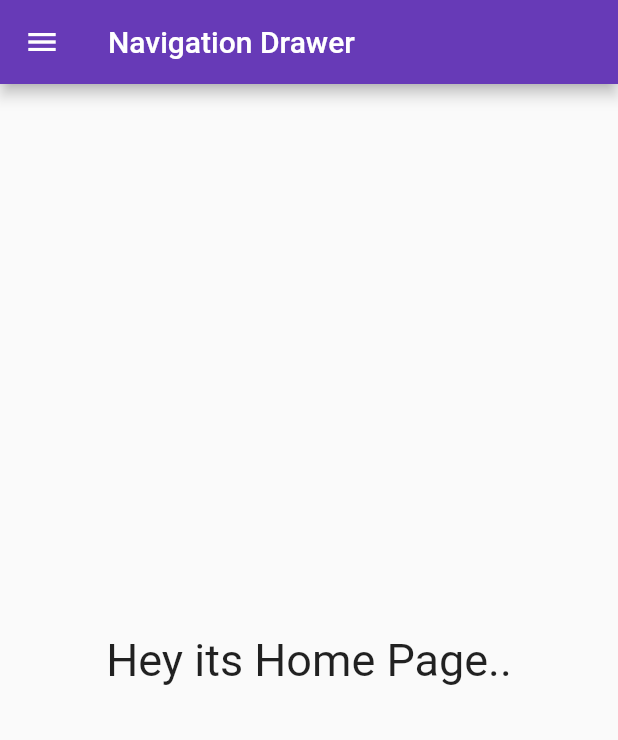
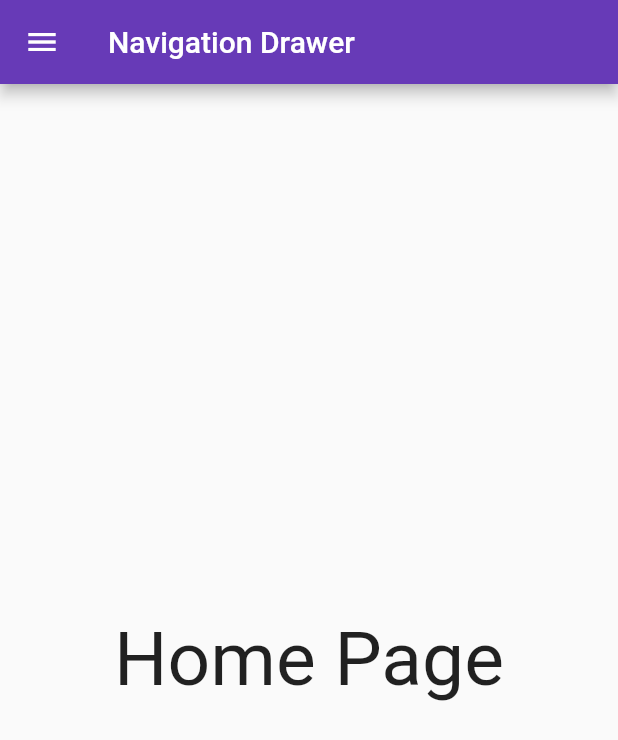
Before and after one commit to Yazdani1/Flutter_CompleteApp_Using_NavigationDrawer, a Flutter app: the screen it shows after launch, on a phone screen of 412 x 824 dp. Shown: the top 740 px of the screen. Run offline on Flutter 3.47's test engine with Material 2 defaults, Android fonts, the phone set to English and light mode, and no system bars.

Commit message:
Second Commit

```diff
--- a/lib/HomePage.dart
+++ b/lib/HomePage.dart
@@ -71,14 +71,9 @@ class _HomeState extends State<Home> {
           ],
         ),
       ),
-
-      body: new Center(
-        child: new Text(
-          "Hey its Home Page..",
-          style: new TextStyle(fontSize: 30.0),
-        ),
-      ),
-
+    body: new Center(
+      child: new Text("Home Page",style: new TextStyle(fontSize: 50.0),),
+    ),
 
     );
   }
--- a/lib/main.dart
+++ b/lib/main.dart
@@ -1,5 +1,6 @@
 import 'package:flutter/material.dart';
 import 'package:flutter_app_drawer/HomePage.dart';
+import 'pages/ThirdPage.dart';
 
 void main(){
   runApp(new MaterialApp(
```
